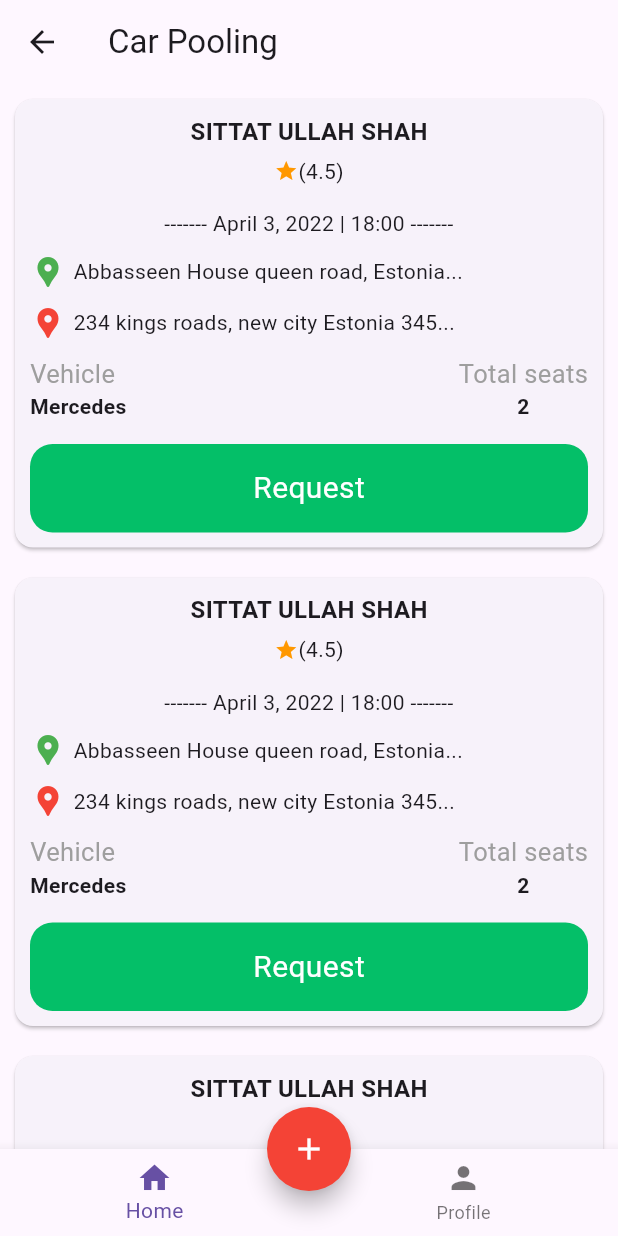
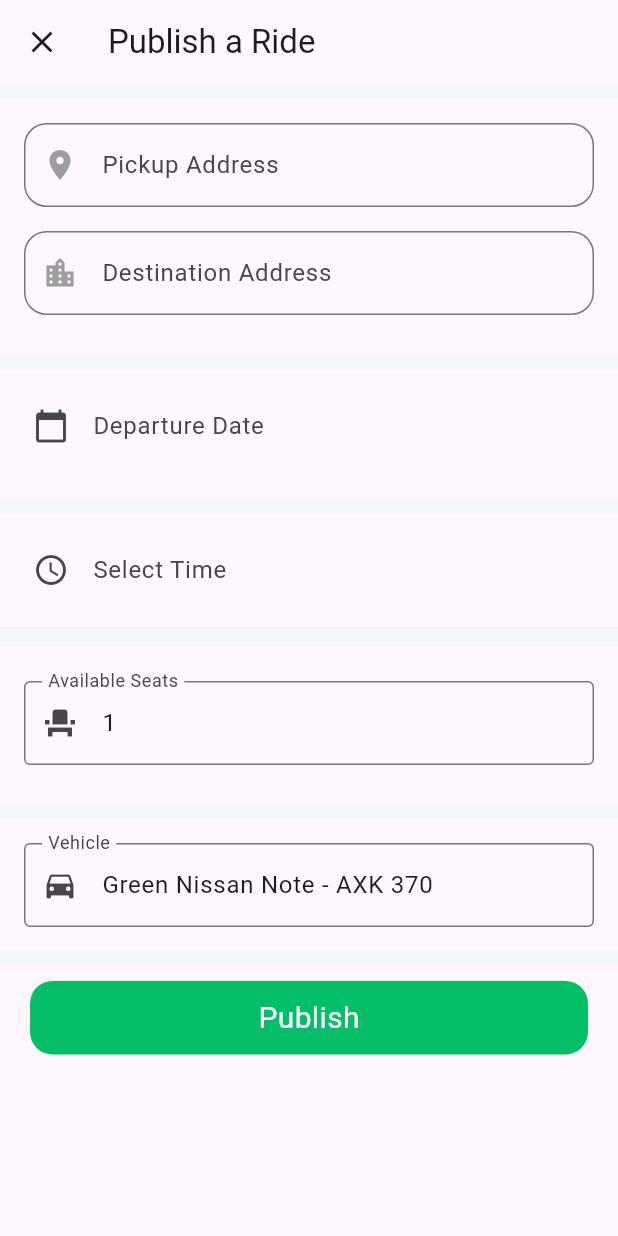
Before and after one commit to codexharoon/GoVolunteer, a Flutter app: the HomeScreen screen opened directly, after a tap on the "add" icon, on a phone screen of 412 x 824 dp. Run offline on Flutter 3.47's test engine with Material 3 defaults, Android fonts, the light colour scheme and no system bars; our stand-ins replace cloud_firestore, firebase_core; accounts and stored records are empty.

Commit message:
created ride publish page + remove leading icon in home page

```diff
--- a/lib/screens/home.dart
+++ b/lib/screens/home.dart
@@ -1,5 +1,6 @@
 import 'package:flutter/material.dart';
 import 'package:go_volunteer/screens/profile.dart';
+import 'package:go_volunteer/screens/publish_ride.dart';
 
 class HomeScreen extends StatefulWidget {
   @override
@@ -58,7 +59,8 @@ class _HomeScreenState extends State<HomeScreen> {
 
     return Scaffold(
       appBar: AppBar(
-        title: Text('Car Pooling'),
+        title: const Text('Go Volunteer'),
+        automaticallyImplyLeading: false,
       ),
       body: PageView(
         controller: _pageController,
@@ -89,7 +91,10 @@ class _HomeScreenState extends State<HomeScreen> {
       ),
       floatingActionButtonLocation: FloatingActionButtonLocation.centerDocked,
       floatingActionButton: FloatingActionButton(
-        onPressed: () {},
+        onPressed: () {
+          Navigator.push(context,
+              MaterialPageRoute(builder: (context) => PublishRidePage()));
+        },
         backgroundColor: Colors.red,
         shape: const CircleBorder(),
         child: const Icon(
--- /dev/null
+++ b/lib/screens/publish_ride.dart
@@ -0,0 +1,245 @@
+import 'package:flutter/material.dart';
+import 'package:cloud_firestore/cloud_firestore.dart';
+import 'package:intl/intl.dart';
+
+class PublishRidePage extends StatefulWidget {
+  @override
+  _PublishRidePageState createState() => _PublishRidePageState();
+}
+
+class _PublishRidePageState extends State<PublishRidePage> {
+  final _formKey = GlobalKey<FormState>();
+
+  final TextEditingController _pickupController = TextEditingController();
+  final TextEditingController _destinationController = TextEditingController();
+  final TextEditingController _dateController = TextEditingController();
+  final TextEditingController _timeController = TextEditingController();
+  final TextEditingController _seatsController =
+      TextEditingController(text: '1');
+  final TextEditingController _vehicleController =
+      TextEditingController(text: 'Green Nissan Note - AXK 370');
+
+  DateTime _selectedDate = DateTime.now();
+  TimeOfDay _selectedTime = TimeOfDay(hour: 0, minute: 0);
+
+  Future<void> _selectDate(BuildContext context) async {
+    final DateTime picked = await showDatePicker(
+          context: context,
+          initialDate: _selectedDate,
+          firstDate: DateTime.now(),
+          lastDate: DateTime(2101),
+        ) ??
+        _selectedDate;
+    if (picked != _selectedDate)
+      setState(() {
+        _selectedDate = picked;
+        _dateController.text = DateFormat('EEE, dd MMM').format(_selectedDate);
+      });
+  }
+
+  Future<void> _selectTime(BuildContext context) async {
+    final TimeOfDay picked = await showTimePicker(
+          context: context,
+          initialTime: _selectedTime,
+        ) ??
+        _selectedTime;
+    if (picked != _selectedTime)
+      setState(() {
+        _selectedTime = picked;
+        _timeController.text = _selectedTime.format(context);
+      });
+  }
+
+  void _submitData() async {
+    if (_formKey.currentState?.validate() ?? false) {
+      await FirebaseFirestore.instance.collection('rides').add({
+        'pickup_address': _pickupController.text,
+        'destination_address': _destinationController.text,
+        'departure_date': _selectedDate,
+        'departure_time': '${_selectedTime.hour}:${_selectedTime.minute}',
+        'available_seats': int.parse(_seatsController.text),
+        'vehicle': _vehicleController.text,
+      });
+      ScaffoldMessenger.of(context)
+          .showSnackBar(SnackBar(content: Text('Ride Published Successfully')));
+    }
+  }
+
+  @override
+  Widget build(BuildContext context) {
+    return Scaffold(
+      appBar: AppBar(
+          title: const Text('Publish a Ride'),
+          leading: IconButton(
+            icon: const Icon(Icons.close),
+            onPressed: () => Navigator.pop(context),
+          )),
+      body: Form(
+        key: _formKey,
+        child: SingleChildScrollView(
+          child: Center(
+            child: Column(
+              crossAxisAlignment: CrossAxisAlignment.start,
+              children: [
+                mySeprator(),
+                Padding(
+                  padding: const EdgeInsets.all(16.0),
+                  child: Column(
+                    children: [
+                      TextFormField(
+                        controller: _pickupController,
+                        decoration: InputDecoration(
+                          labelText: 'Pickup Address',
+                          border: OutlineInputBorder(
+                            borderRadius: BorderRadius.circular(15),
+                          ),
+                          prefixIcon: const Icon(
+                            Icons.location_on,
+                            color: Colors.grey,
+                          ),
+                        ),
+                        validator: (value) {
+                          if (value?.isEmpty ?? true) {
+                            return 'Please enter pickup address';
+                          }
+                          return null;
+                        },
+                      ),
+                      const SizedBox(height: 16),
+                      TextFormField(
+                        controller: _destinationController,
+                        decoration: InputDecoration(
+                          labelText: 'Destination Address',
+                          border: OutlineInputBorder(
+                            borderRadius: BorderRadius.circular(15),
+                          ),
+                          prefixIcon: const Icon(
+                            Icons.location_city,
+                            color: Colors.grey,
+                          ),
+                        ),
+                        validator: (value) {
+                          if (value?.isEmpty ?? true) {
+                            return 'Please enter destination address';
+                          }
+                          return null;
+                        },
+                      ),
+                    ],
+                  ),
+                ),
+                const SizedBox(height: 10),
+                mySeprator(),
+                GestureDetector(
+                  onTap: () => _selectDate(context),
+                  child: AbsorbPointer(
+                    child: Padding(
+                      padding: const EdgeInsets.all(10.0),
+                      child: TextFormField(
+                        controller: _dateController,
+                        decoration: const InputDecoration(
+                          labelText: 'Departure Date',
+                          border: InputBorder.none,
+                          prefixIcon: Icon(Icons.calendar_today),
+                        ),
+                        validator: (value) {
+                          if (value?.isEmpty ?? true) {
+                            return 'Please select a date';
+                          }
+                          return null;
+                        },
+                      ),
+                    ),
+                  ),
+                ),
+                const SizedBox(height: 10),
+                mySeprator(),
+                GestureDetector(
+                  onTap: () => _selectTime(context),
+                  child: AbsorbPointer(
+                    child: Padding(
+                      padding: const EdgeInsets.all(10.0),
+                      child: TextFormField(
+                        controller: _timeController,
+                        decoration: const InputDecoration(
+                          labelText: 'Select Time',
+                          border: InputBorder.none,
+                          prefixIcon: Icon(Icons.access_time),
+                        ),
+                        validator: (value) {
+                          if (value?.isEmpty ?? true) {
+                            return 'Please select a time';
+                          }
+                          return null;
+                        },
+                      ),
+                    ),
+                  ),
+                ),
+                mySeprator(),
+                const SizedBox(height: 10),
+                Padding(
+                  padding: const EdgeInsets.all(16.0),
+                  child: TextFormField(
+                    controller: _seatsController,
+                    keyboardType: TextInputType.number,
+                    decoration: const InputDecoration(
+                      labelText: 'Available Seats',
+                      border: OutlineInputBorder(),
+                      prefixIcon: Icon(Icons.event_seat),
+                    ),
+                    validator: (value) {
+                      if (value?.isEmpty ?? true) {
+                        return 'Please enter available seats';
+                      }
+                      return null;
+                    },
+                  ),
+                ),
+                const SizedBox(height: 10),
+                mySeprator(),
+                Padding(
+                  padding: const EdgeInsets.all(16.0),
+                  child: TextFormField(
+                    controller: _vehicleController,
+                    decoration: const InputDecoration(
+                      labelText: 'Vehicle',
+                      border: OutlineInputBorder(),
+                      prefixIcon: Icon(Icons.directions_car),
+                    ),
+                  ),
+                ),
+                mySeprator(),
+                const SizedBox(height: 10),
+                GestureDetector(
+                  onTap: () {},
+                  child: Container(
+                    margin: const EdgeInsets.only(left: 20, right: 20),
+                    padding: const EdgeInsets.all(10),
+                    decoration: BoxDecoration(
+                      borderRadius: BorderRadius.circular(15),
+                      color: const Color(0xFF04BF68),
+                    ),
+                    width: double.infinity,
+                    child: const Center(
+                        child: Text(
+                      'Publish',
+                      style: TextStyle(color: Colors.white, fontSize: 20),
+                    )),
+                  ),
+                ),
+              ],
+            ),
+          ),
+        ),
+      ),
+    );
+  }
+}
+
+Widget mySeprator() {
+  return Container(
+    color: const Color(0xFFF3F5FD),
+    height: 10,
+  );
+}
--- a/pubspec.yaml
+++ b/pubspec.yaml
@@ -36,6 +36,7 @@ dependencies:
   cupertino_icons: ^1.0.2
   firebase_core: ^2.27.0
   cloud_firestore: ^4.15.8
+  intl: ^0.18.0
 
 dev_dependencies:
   flutter_test:
```
Also changed, not shown: pubspec.lock.
